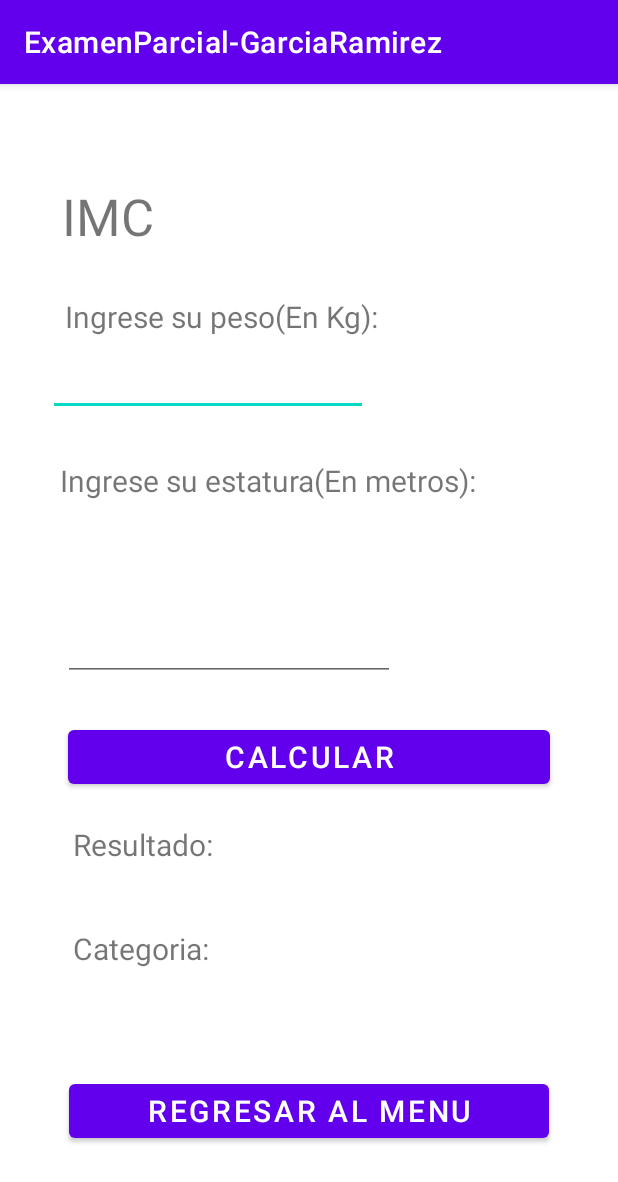
After one commit to M1guel21gr/ExamenParcial-GarciaRamirez, an Android app: the CorporalActivity screen opened directly, with no data from a screen before it, on a phone screen of 412 x 824 dp. The commit adds this screen. Shown: the top 1182 px of the screen. Run offline under Robolectric (Android 15) with nearby library versions, the phone set to English and light mode, and no system bars.

Commit message:
Pregunta 2

```diff
--- a/app/src/main/AndroidManifest.xml
+++ b/app/src/main/AndroidManifest.xml
@@ -12,6 +12,13 @@
         android:supportsRtl="true"
         android:theme="@style/Theme.ExamenParcialGarciaRamirez"
         tools:targetApi="31">
+        <activity
+            android:name=".CorporalActivity"
+            android:exported="false">
+            <meta-data
+                android:name="android.app.lib_name"
+                android:value="" />
+        </activity>
         <activity
             android:name=".MenuActivity"
             android:exported="false">
--- /dev/null
+++ b/app/src/main/java/com/example/examenparcial_garciaramirez/CorporalActivity.kt
@@ -0,0 +1,50 @@
+package com.example.examenparcial_garciaramirez
+
+import android.content.Intent
+import androidx.appcompat.app.AppCompatActivity
+import android.os.Bundle
+import android.widget.Button
+import android.widget.EditText
+import android.widget.TextView
+
+class CorporalActivity : AppCompatActivity() {
+    override fun onCreate(savedInstanceState: Bundle?) {
+        super.onCreate(savedInstanceState)
+        setContentView(R.layout.activity_corporal)
+
+        val btnCalcular: Button = findViewById(R.id.btnCalcular)
+        val etPeso: EditText = findViewById(R.id.etPeso)
+        val etEstatura: EditText = findViewById(R.id.etEstatura)
+        val btnRegMenu: Button = findViewById(R.id.btnRegMenu)
+        val ResIMC: TextView = findViewById(R.id.ResIMC)
+        val Categoria: TextView = findViewById(R.id.Categ)
+
+
+
+        btnRegMenu.setOnClickListener {
+            val intent = Intent(this, MenuActivity::class.java)
+            startActivity(intent)
+        }
+
+        btnCalcular.setOnClickListener {
+            val Peso = Integer.parseInt(etPeso.getText().toString())
+            val Estatura = Integer.parseInt(etEstatura.getText().toString())
+            val res = (Peso/(Estatura*2))
+            val resString  = res
+
+            ResIMC.setText(resString)
+            if (res<18.5){
+                Categoria.setText("Bajo Peso")
+            }else if (res<24.9 && res>=18.5){
+                Categoria.setText("Peso Saludable")
+            }else if (res<29.9 && res>=24.9){
+                Categoria.setText("Sobre Peso")
+            }else{
+                Categoria.setText("Obesidad")
+            }
+
+        }
+        val intent = Intent(this, CorporalActivity::class.java)
+        startActivity(intent)
+    }
+}
--- a/app/src/main/java/com/example/examenparcial_garciaramirez/MenuActivity.kt
+++ b/app/src/main/java/com/example/examenparcial_garciaramirez/MenuActivity.kt
@@ -21,5 +21,9 @@ class MenuActivity : AppCompatActivity() {
             val intent = Intent(this, MainActivity::class.java)
             startActivity(intent)
         }
+        btnIMC.setOnClickListener {
+            val intent = Intent(this, CorporalActivity::class.java)
+            startActivity(intent)
+        }
     }
 }
--- /dev/null
+++ b/app/src/main/res/layout/activity_corporal.xml
@@ -0,0 +1,137 @@
+<?xml version="1.0" encoding="utf-8"?>
+<androidx.constraintlayout.widget.ConstraintLayout xmlns:android="http://schemas.android.com/apk/res/android"
+    xmlns:app="http://schemas.android.com/apk/res-auto"
+    xmlns:tools="http://schemas.android.com/tools"
+    android:layout_width="match_parent"
+    android:layout_height="match_parent"
+    tools:context=".CorporalActivity">
+
+    <TextView
+        android:id="@+id/textView11"
+        android:layout_width="wrap_content"
+        android:layout_height="wrap_content"
+        android:layout_marginStart="3dp"
+        android:layout_marginTop="42dp"
+        android:layout_marginEnd="3dp"
+        android:text="Categoria:"
+        android:textSize="20sp"
+        app:layout_constraintEnd_toEndOf="@+id/textView10"
+        app:layout_constraintStart_toStartOf="@+id/btnCalcular"
+        app:layout_constraintTop_toBottomOf="@+id/textView10" />
+
+    <Button
+        android:id="@+id/btnRegMenu"
+        android:layout_width="0dp"
+        android:layout_height="48dp"
+        android:layout_marginStart="46dp"
+        android:layout_marginEnd="46dp"
+        android:layout_marginBottom="59dp"
+        android:text="Regresar al menu principal"
+        android:textSize="20sp"
+        app:layout_constraintBottom_toBottomOf="parent"
+        app:layout_constraintEnd_toEndOf="parent"
+        app:layout_constraintStart_toStartOf="parent" />
+
+    <TextView
+        android:id="@+id/textView5"
+        android:layout_width="117dp"
+        android:layout_height="44dp"
+        android:layout_marginStart="41dp"
+        android:layout_marginTop="65dp"
+        android:layout_marginBottom="59dp"
+        android:text="IMC"
+        android:textSize="34sp"
+        app:layout_constraintBottom_toBottomOf="@+id/textView6"
+        app:layout_constraintStart_toStartOf="parent"
+        app:layout_constraintTop_toTopOf="parent" />
+
+    <TextView
+        android:id="@+id/textView6"
+        android:layout_width="wrap_content"
+        android:layout_height="wrap_content"
+        android:layout_marginStart="43dp"
+        android:layout_marginTop="141dp"
+        android:text="Ingrese su peso(En Kg):"
+        android:textSize="20sp"
+        app:layout_constraintStart_toStartOf="parent"
+        app:layout_constraintTop_toTopOf="parent" />
+
+    <TextView
+        android:id="@+id/textView7"
+        android:layout_width="wrap_content"
+        android:layout_height="wrap_content"
+        android:layout_marginStart="8dp"
+        android:layout_marginBottom="31dp"
+        android:text="Ingrese su estatura(En metros):"
+        android:textSize="20sp"
+        app:layout_constraintBottom_toTopOf="@+id/etEstatura"
+        app:layout_constraintStart_toStartOf="@+id/etPeso"
+        app:layout_constraintTop_toBottomOf="@+id/etPeso" />
+
+    <Button
+        android:id="@+id/btnCalcular"
+        android:layout_width="0dp"
+        android:layout_height="48dp"
+        android:layout_marginStart="45dp"
+        android:layout_marginEnd="45dp"
+        android:layout_marginBottom="46dp"
+        android:text="Calcular"
+        android:textSize="20sp"
+        app:layout_constraintBottom_toBottomOf="@+id/ResIMC"
+        app:layout_constraintEnd_toEndOf="parent"
+        app:layout_constraintStart_toStartOf="parent" />
+
+    <TextView
+        android:id="@+id/textView10"
+        android:layout_width="wrap_content"
+        android:layout_height="wrap_content"
+        android:layout_marginStart="3dp"
+        android:text="Resultado:"
+        android:textSize="20sp"
+        app:layout_constraintBaseline_toBaselineOf="@+id/ResIMC"
+        app:layout_constraintStart_toStartOf="@+id/btnCalcular" />
+
+    <TextView
+        android:id="@+id/ResIMC"
+        android:layout_width="wrap_content"
+        android:layout_height="wrap_content"
+        android:layout_marginStart="25dp"
+        android:layout_marginBottom="249dp"
+        app:layout_constraintBottom_toBottomOf="parent"
+        app:layout_constraintStart_toEndOf="@+id/textView10" />
+
+    <TextView
+        android:id="@+id/Categ"
+        android:layout_width="wrap_content"
+        android:layout_height="wrap_content"
+        android:layout_marginStart="17dp"
+        app:layout_constraintBaseline_toBaselineOf="@+id/textView11"
+        app:layout_constraintStart_toEndOf="@+id/textView11" />
+
+    <EditText
+        android:id="@+id/etPeso"
+        android:layout_width="wrap_content"
+        android:layout_height="wrap_content"
+        android:layout_marginTop="176dp"
+        android:layout_marginEnd="7dp"
+        android:layout_marginBottom="29dp"
+        android:ems="10"
+        android:inputType="textPersonName"
+        app:layout_constraintBottom_toTopOf="@+id/textView7"
+        app:layout_constraintEnd_toEndOf="@+id/textView6"
+        app:layout_constraintTop_toTopOf="parent"
+        tools:ignore="SpeakableTextPresentCheck,TouchTargetSizeCheck" />
+
+    <EditText
+        android:id="@+id/etEstatura"
+        android:layout_width="221dp"
+        android:layout_height="0dp"
+        android:layout_marginStart="42dp"
+        android:layout_marginBottom="370dp"
+        android:ems="10"
+        android:inputType="textPersonName"
+        app:layout_constraintBottom_toBottomOf="parent"
+        app:layout_constraintStart_toStartOf="parent"
+        app:layout_constraintTop_toBottomOf="@+id/textView7"
+        tools:ignore="SpeakableTextPresentCheck" />
+</androidx.constraintlayout.widget.ConstraintLayout>
```
